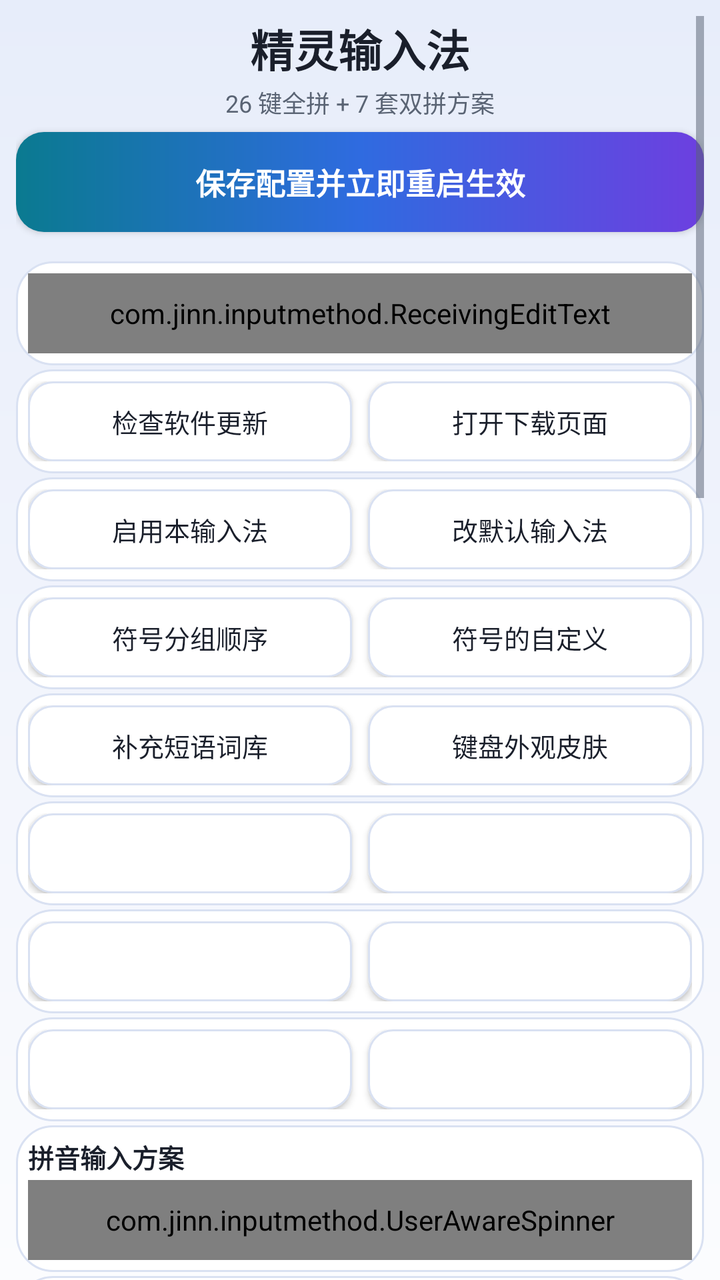
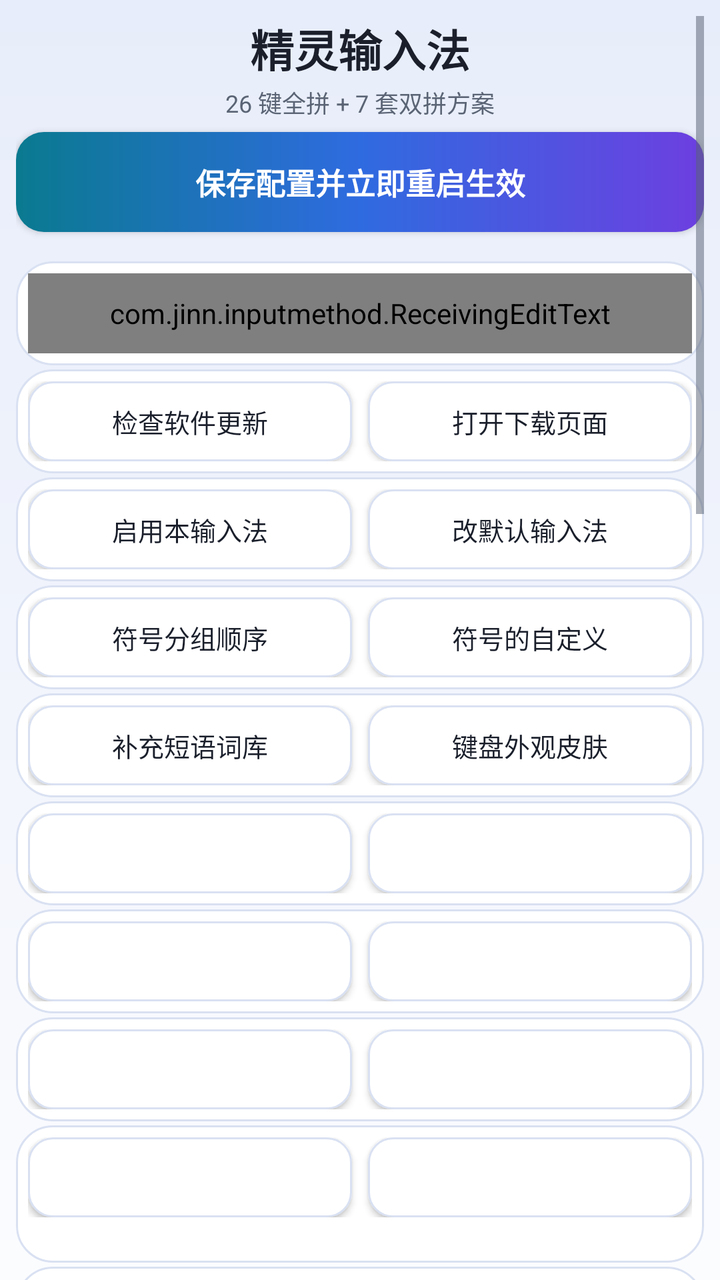

An Android layout rendered at two revisions. The XML below is the earlier revision; the diff shows what the commit changed to produce the second picture.
<!-- AndroidManifest.xml: application theme AppTheme -->
<!-- res/layout/activity_settings.xml -->
<?xml version="1.0" encoding="utf-8"?>
<ScrollView xmlns:android="http://schemas.android.com/apk/res/android"
    style="@style/PageRoot"
    xmlns:tools="http://schemas.android.com/tools"
    android:overScrollMode="never"
    tools:ignore="TooManyViews">

    <LinearLayout
        android:layout_width="match_parent"
        android:layout_height="wrap_content"
        android:orientation="vertical">

        
        <TextView
            style="@style/PageHeroTitle"
            android:text="@string/settings_title" />

        <TextView
            android:layout_width="match_parent"
            android:layout_height="wrap_content"
            android:layout_marginTop="2dp"
            android:layout_marginBottom="6dp"
            android:gravity="center"
            android:text="@string/settings_subtitle"
            android:textColor="@color/text_secondary"
            android:textSize="12sp" />

        
        <Button
            style="@style/SettingsButtonPrimary"
            android:id="@+id/btn_save"
            android:layout_marginBottom="0dp"
            android:text="@string/settings_save" />

        <TextView
            android:id="@+id/text_test"
            android:layout_width="match_parent"
            android:layout_height="wrap_content"
            android:layout_marginTop="-2dp"
            android:layout_marginBottom="0dp"
            android:gravity="center"
            android:textColor="@color/text_secondary"
            android:textSize="12sp" />

        
        <LinearLayout
            style="@style/SettingsCard">

            <com.jinn.inputmethod.ReceivingEditText
                style="@style/SettingsField"
                android:id="@+id/edit_ime_test"
                android:layout_width="match_parent"
                android:hint="@string/settings_ime_test_hint"
                android:importantForAutofill="no"
                android:imeOptions="actionDone"
                android:inputType="textMultiLine|textCapSentences"
                android:maxLines="3"/>
        </LinearLayout>

        
        <LinearLayout
            style="@style/SettingsCardRow">

            <Button
                style="@style/SettingsButton"
                android:id="@+id/btn_check_update"
                android:layout_width="0dp"
                android:layout_weight="1"
                android:minWidth="0dp"
                android:text="@string/settings_check_update" />

            <Button
                style="@style/SettingsButton"
                android:id="@+id/btn_update_download"
                android:layout_width="0dp"
                android:layout_marginStart="8dp"
                android:layout_weight="1"
                android:minWidth="0dp"
                android:text="@string/update_download_page" />
        </LinearLayout>

        
        <LinearLayout
            style="@style/SettingsCardRow">

            <Button
                style="@style/SettingsButton"
                android:id="@+id/btn_enable"
                android:layout_width="0dp"
                android:layout_weight="1"
                android:minWidth="0dp"
                android:text="@string/settings_enable_ime" />

            <Button
                style="@style/SettingsButton"
                android:id="@+id/btn_pick"
                android:layout_width="0dp"
                android:layout_marginStart="8dp"
                android:layout_weight="1"
                android:minWidth="0dp"
                android:text="@string/settings_pick_ime" />
        </LinearLayout>

        
        <LinearLayout
            style="@style/SettingsCardRow">

            <Button
                style="@style/SettingsButton"
                android:id="@+id/btn_symbol_order"
                android:layout_width="0dp"
                android:layout_weight="1"
                android:minWidth="0dp"
                android:text="@string/symbol_order_title" />

            <Button
                style="@style/SettingsButton"
                android:id="@+id/btn_edit_favorites"
                android:layout_width="0dp"
                android:layout_marginStart="8dp"
                android:layout_weight="1"
                android:minWidth="0dp"
                android:text="@string/favorite_entry_title" />
        </LinearLayout>

        
        <LinearLayout
            style="@style/SettingsCardRow">

            <Button
                style="@style/SettingsButton"
                android:id="@+id/btn_dict_expand"
                android:layout_width="0dp"
                android:layout_weight="1"
                android:minWidth="0dp"
                android:text="@string/dict_entry_button" />

            <Button
                style="@style/SettingsButton"
                android:id="@+id/btn_key_appearance"
                android:layout_width="0dp"
                android:layout_marginStart="8dp"
                android:layout_weight="1"
                android:minWidth="0dp"
                android:text="@string/key_appearance_entry" />
        </LinearLayout>

        
        <LinearLayout
            style="@style/SettingsCardRow">

            <Button
                style="@style/SettingsButton"
                android:id="@+id/btn_fuzzy_pinyin"
                android:layout_width="0dp"
                android:layout_weight="1"
                android:minWidth="0dp" />

            <Button
                style="@style/SettingsButton"
                android:id="@+id/btn_rare_chars"
                android:layout_width="0dp"
                android:layout_marginStart="8dp"
                android:layout_weight="1"
                android:minWidth="0dp" />
        </LinearLayout>

        
        <LinearLayout
            style="@style/SettingsCardRow">

            <Button
                style="@style/SettingsButton"
                android:id="@+id/btn_tap_sound"
                android:layout_width="0dp"
                android:layout_weight="1"
                android:minWidth="0dp" />

            <Button
                style="@style/SettingsButton"
                android:id="@+id/btn_clipboard_customize"
                android:layout_width="0dp"
                android:layout_marginStart="8dp"
                android:layout_weight="1"
                android:minWidth="0dp" />
        </LinearLayout>

        
        <LinearLayout
            style="@style/SettingsCardRow"
            android:baselineAligned="false">

            <Button
                style="@style/SettingsButton"
                android:id="@+id/btn_gallery_settings"
                android:layout_width="0dp"
                android:layout_weight="1"
                android:minWidth="0dp" />

            <Button
                style="@style/SettingsButton"
                android:id="@+id/btn_space_cursor"
                android:layout_width="0dp"
                android:layout_marginStart="8dp"
                android:layout_weight="1"
                android:minWidth="0dp" />
        </LinearLayout>

        
        <LinearLayout
            style="@style/SettingsCard">

            <LinearLayout
                android:layout_width="match_parent"
                android:layout_height="wrap_content"
                android:orientation="vertical">

                    <TextView
                        style="@style/SettingsFieldTitle"
                        android:text="@string/settings_shuangpin_scheme" />

                    <com.jinn.inputmethod.UserAwareSpinner
                        style="@style/SettingsField"
                        android:id="@+id/spinner_shuangpin"
                        android:layout_width="match_parent"
                        android:layout_marginTop="2dp"
                        android:spinnerMode="dropdown"/>

                    <TextView
                        style="@style/CardHint"
                        android:layout_width="match_parent"
                        android:layout_height="wrap_content"
                        android:layout_marginTop="2dp"
                        android:paddingStart="4dp"
                        android:paddingEnd="4dp"
                        android:visibility="gone"
                        android:text="@string/settings_shuangpin_scheme_desc"/>
            </LinearLayout>

        </LinearLayout>

        
        <LinearLayout
            style="@style/SettingsCardRow"
            android:baselineAligned="false">

            <LinearLayout
                android:layout_width="0dp"
                android:layout_height="wrap_content"
                android:layout_weight="1"
                android:orientation="vertical">

                <Switch
                    android:id="@+id/switch_user_learning"
                    android:layout_width="match_parent"
                    android:layout_height="wrap_content"
                    android:minHeight="40dp"
                    android:maxLines="2"
                    android:ellipsize="end"
                    android:text="@string/switch_user_learning"
                    android:textColor="@color/text_primary"
                    android:textSize="13sp" />

                <TextView
                    style="@style/CardHint"
                    android:layout_width="match_parent"
                    android:layout_height="wrap_content"
                    android:paddingStart="8dp"
                    android:paddingEnd="8dp"
                    android:text="@string/switch_user_learning_desc"/>
            </LinearLayout>

            <LinearLayout
                android:layout_width="0dp"
                android:layout_height="wrap_content"
                android:layout_marginStart="8dp"
                android:layout_weight="1"
                android:orientation="vertical">

                <Switch
                    android:id="@+id/switch_predict"
                    android:layout_width="match_parent"
                    android:layout_height="wrap_content"
                    android:minHeight="40dp"
                    android:maxLines="2"
                    android:ellipsize="end"
                    android:text="@string/switch_predict"
                    android:textColor="@color/text_primary"
                    android:textSize="13sp" />

                <TextView
                    style="@style/CardHint"
                    android:layout_width="match_parent"
                    android:layout_height="wrap_content"
                    android:paddingStart="8dp"
                    android:paddingEnd="8dp"
                    android:text="@string/switch_predict_desc"/>
            </LinearLayout>
        </LinearLayout>

        
        <Button
            style="@style/SettingsButton"
            android:id="@+id/btn_user_dict"
            android:layout_width="match_parent"
            android:layout_height="wrap_content"
            android:layout_marginTop="6dp"
            android:minWidth="0dp" />

        
        <LinearLayout
            style="@style/SettingsCardRow"
            android:baselineAligned="false">

            <LinearLayout
                android:layout_width="0dp"
                android:layout_height="wrap_content"
                android:layout_weight="1"
                android:orientation="vertical">

                <Switch
                    android:id="@+id/switch_auto_show_keyboard"
                    android:layout_width="match_parent"
                    android:layout_height="wrap_content"
                    android:minHeight="40dp"
                    android:maxLines="2"
                    android:ellipsize="end"
                    android:text="@string/switch_auto_show_keyboard"
                    android:textColor="@color/text_primary"
                    android:textSize="13sp" />

                <TextView
                    style="@style/CardHint"
                    android:layout_width="match_parent"
                    android:layout_height="wrap_content"
                    android:paddingStart="8dp"
                    android:paddingEnd="8dp"
                    android:text="@string/switch_auto_show_keyboard_desc"/>
            </LinearLayout>

            <LinearLayout
                android:layout_width="0dp"
                android:layout_height="wrap_content"
                android:layout_marginStart="8dp"
                android:layout_weight="1"
                android:orientation="vertical">

                <Switch
                    android:id="@+id/switch_use_traditional"
                    android:layout_width="match_parent"
                    android:layout_height="wrap_content"
                    android:minHeight="40dp"
                    android:maxLines="2"
                    android:ellipsize="end"
                    android:textColor="@color/text_primary"
                    android:textSize="13sp" />

                <TextView
                    style="@style/CardHint"
                    android:id="@+id/text_use_traditional_desc"
                    android:layout_width="match_parent"
                    android:layout_height="wrap_content"
                    android:paddingStart="8dp"
                    android:paddingEnd="8dp"/>
            </LinearLayout>
        </LinearLayout>

        
        <LinearLayout
            style="@style/SettingsCard">

            <LinearLayout
                android:layout_width="match_parent"
                android:layout_height="wrap_content"
                android:gravity="center_vertical"
                android:orientation="horizontal">

                <TextView
                    android:layout_width="0dp"
                    android:layout_height="wrap_content"
                    android:layout_weight="1"
                    android:text="@string/settings_voice_input"
                    android:textColor="@color/text_primary"
                    android:textSize="13sp" />

                <Switch
                    android:id="@+id/switch_voice_input"
                    android:layout_width="wrap_content"
                    android:layout_height="wrap_content"
                    android:minHeight="40dp" />
            </LinearLayout>

            <TextView
                style="@style/CardHint"
                android:layout_width="match_parent"
                android:layout_height="wrap_content"
                android:layout_marginTop="2dp"
                android:text="@string/settings_voice_input_desc"/>
        </LinearLayout>

        
        <LinearLayout
            style="@style/SettingsCard"
            android:id="@+id/card_mic_permission">

            <TextView
                android:id="@+id/text_mic_state"
                android:layout_width="match_parent"
                android:layout_height="wrap_content"
                android:layout_marginBottom="4dp"
                android:text="@string/settings_grant_mic"
                android:textColor="@color/text_secondary"
                android:textSize="12sp" />

            <Button
                style="@style/SettingsButton"
                android:id="@+id/btn_grant"
                android:layout_width="match_parent"
                android:text="@string/settings_grant_mic" />
        </LinearLayout>

        
        <LinearLayout
            style="@style/SettingsCard"
            android:id="@+id/card_voice_server">

            <LinearLayout
                android:layout_width="match_parent"
                android:layout_height="wrap_content"
                android:baselineAligned="false"
                android:orientation="horizontal">

                <LinearLayout
                    android:layout_width="0dp"
                    android:layout_height="wrap_content"
                    android:layout_weight="2"
                    android:orientation="vertical">

                    <TextView
                        style="@style/SettingsLabel"
                        android:text="@string/settings_host" />

                    <EditText
                        style="@style/SettingsField"
                        android:id="@+id/edit_host"
                        android:layout_width="match_parent"
                        android:hint="@string/settings_host"
                        android:importantForAutofill="no"
                        android:inputType="textUri"
                        android:singleLine="true"/>
                </LinearLayout>

                <LinearLayout
                    android:layout_width="0dp"
                    android:layout_height="wrap_content"
                    android:layout_marginStart="8dp"
                    android:layout_weight="1"
                    android:orientation="vertical">

                    <TextView
                        style="@style/SettingsLabel"
                        android:text="@string/settings_port" />

                    <EditText
                        style="@style/SettingsField"
                        android:id="@+id/edit_port"
                        android:layout_width="match_parent"
                        android:hint="@string/settings_port"
                        android:importantForAutofill="no"
                        android:inputType="number"
                        android:singleLine="true"/>
                </LinearLayout>

                <LinearLayout
                    android:layout_width="0dp"
                    android:layout_height="wrap_content"
                    android:layout_marginStart="8dp"
                    android:layout_weight="1"
                    android:gravity="center_vertical"
                    android:orientation="vertical">

                    <TextView
                        style="@style/SettingsLabel"
                        android:text="@string/settings_lock" />

                    <CheckBox
                        android:id="@+id/check_lock_server"
                        android:layout_width="match_parent"
                        android:layout_height="40dp"
                        android:gravity="center"
                        android:buttonTint="@color/accent"
                        android:text="@string/settings_lock_short"
                        android:textColor="@color/text_primary"
                        android:textSize="12sp" />
                </LinearLayout>
            </LinearLayout>

            
            <LinearLayout
                android:layout_width="match_parent"
                android:layout_height="wrap_content"
                android:layout_marginTop="4dp"
                android:gravity="center_vertical"
                android:orientation="horizontal">

                <LinearLayout
                    android:layout_width="0dp"
                    android:layout_height="wrap_content"
                    android:layout_weight="1"
                    android:orientation="vertical">

                    <TextView
                        style="@style/SettingsLabel"
                        android:text="@string/settings_language" />

                    <com.jinn.inputmethod.UserAwareSpinner
                        style="@style/SettingsField"
                        android:id="@+id/spinner_language"
                        android:layout_width="match_parent"
                        android:spinnerMode="dropdown"/>
                </LinearLayout>

                <Space
                    android:layout_width="8dp"
                    android:layout_height="1dp" />

                <LinearLayout
                    android:layout_width="0dp"
                    android:layout_height="wrap_content"
                    android:layout_weight="1"
                    android:orientation="vertical">

                    <TextView
                        style="@style/SettingsLabel"
                        android:text="@string/settings_default_mode" />

                    <com.jinn.inputmethod.UserAwareSpinner
                        style="@style/SettingsField"
                        android:id="@+id/spinner_default_mode"
                        android:layout_width="match_parent"
                        android:spinnerMode="dropdown"/>
                </LinearLayout>
            </LinearLayout>

            <TextView
                style="@style/SettingsLabel"
                android:layout_marginTop="4dp"
                android:text="@string/settings_prompt" />

            <EditText
                style="@style/SettingsFieldMultiline"
                android:id="@+id/edit_prompt"
                android:layout_width="match_parent"
                android:hint="@string/settings_prompt"
                android:importantForAutofill="no"
                android:inputType="textMultiLine"
                android:minHeight="64dp"/>

            
            <LinearLayout
                android:layout_width="match_parent"
                android:layout_height="wrap_content"
                android:layout_marginTop="2dp"
                android:orientation="horizontal">

                <CheckBox
                    android:id="@+id/check_strip"
                    android:layout_width="0dp"
                    android:layout_height="wrap_content"
                    android:layout_weight="1"
                    android:text="@string/settings_strip_punc"
                    android:textColor="@color/text_primary"
                    android:textSize="12sp" />

                <CheckBox
                    android:id="@+id/check_composing"
                    android:layout_width="0dp"
                    android:layout_height="wrap_content"
                    android:layout_weight="1"
                    android:text="@string/settings_composing"
                    android:textColor="@color/text_primary"
                    android:textSize="12sp" />
            </LinearLayout>
        </LinearLayout>

        
        <LinearLayout
            style="@style/SettingsCard">

            <Switch
                android:id="@+id/switch_translate"
                android:layout_width="match_parent"
                android:layout_height="wrap_content"
                android:ellipsize="end"
                android:maxLines="2"
                android:minHeight="40dp"
                android:textColor="@color/text_primary"
                android:textSize="13sp" />

            <TextView
                style="@style/CardHint"
                android:id="@+id/text_translate_state"
                android:layout_width="match_parent"
                android:layout_height="wrap_content"
                android:layout_marginTop="2dp"
                />

            <Button
                style="@style/SettingsButton"
                android:id="@+id/btn_translate_settings"
                android:layout_width="match_parent"
                android:layout_marginTop="4dp" />
        </LinearLayout>

        
        <LinearLayout
            style="@style/SettingsCard">

            <LinearLayout
                android:layout_width="match_parent"
                android:layout_height="wrap_content"
                android:orientation="horizontal">

                <Button
                    style="@style/SettingsButton"
                    android:id="@+id/btn_config_export"
                    android:layout_width="0dp"
                    android:layout_weight="1"
                    android:minWidth="0dp" />

                <Button
                    style="@style/SettingsButton"
                    android:id="@+id/btn_config_import"
                    android:layout_width="0dp"
                    android:layout_marginStart="8dp"
                    android:layout_weight="1"
                    android:minWidth="0dp" />
            </LinearLayout>

            <TextView
                style="@style/CardHint"
                android:id="@+id/text_config_hint"
                android:layout_width="match_parent"
                android:layout_height="wrap_content"
                android:layout_marginTop="2dp"
                />
        </LinearLayout>

        
        <LinearLayout
            style="@style/SettingsCard">

            <Button
                style="@style/SettingsButton"
                android:id="@+id/btn_export_diag"
                android:layout_width="match_parent"
                android:minWidth="0dp"
                android:text="@string/settings_export_diag" />

            <TextView
                style="@style/CardHint"
                android:id="@+id/text_diag_dir"
                android:layout_width="match_parent"
                android:layout_height="wrap_content"
                android:layout_marginTop="2dp"
                android:singleLine="true"
                android:ellipsize="middle"/>
        </LinearLayout>

        
        <LinearLayout
            style="@style/SettingsCard">

            <Button
                style="@style/SettingsButton"
                android:id="@+id/btn_storage_usage"
                android:layout_width="match_parent"
                android:minWidth="0dp" />

            <TextView
                style="@style/CardHint"
                android:id="@+id/text_storage_hint"
                android:layout_width="match_parent"
                android:layout_height="wrap_content"
                android:layout_marginTop="2dp" />
        </LinearLayout>

        
        <TextView
            android:layout_width="match_parent"
            android:layout_height="wrap_content"
            android:layout_marginTop="2dp"
            android:layout_marginBottom="6dp"
            android:gravity="center"
            android:text="@string/settings_usage"
            android:textColor="@color/text_secondary"
            android:textSize="12sp" />
    </LinearLayout>
</ScrollView>
<!-- resources referenced by this layout -->
<resources>
  <color name="accent">#2F6BE0</color>
  <color name="text_primary">#1A1F2B</color>
  <color name="text_secondary">#5A6474</color>
  <string name="dict_entry_button">补充短语词库</string>
  <string name="favorite_entry_title">符号的自定义</string>
  <string name="key_appearance_entry">键盘外观皮肤</string>
  <string name="settings_check_update">检查软件更新</string>
  <string name="settings_composing">语音文字实时回显</string>
  <string name="settings_default_mode">默认键盘样式</string>
  <string name="settings_enable_ime">启用本输入法</string>
  <string name="settings_export_diag">导出诊断数据</string>
  <string name="settings_grant_mic">授权麦克风</string>
  <string name="settings_host">NAS 地址</string>
  <string name="settings_ime_test_hint">点这里唤起键盘</string>
  <string name="settings_language">语言</string>
  <string name="settings_lock">固定</string>
  <string name="settings_lock_short">锁定</string>
  <string name="settings_pick_ime">改默认输入法</string>
  <string name="settings_port">端口</string>
  <string name="settings_prompt">提示词（人名 / 地名 / 术语，可留空）</string>
  <string name="settings_save">保存配置并立即重启生效</string>
  <string name="settings_shuangpin_scheme">拼音输入方案</string>
  <string name="settings_shuangpin_scheme_desc">双拼时键面显示韵母</string>
  <string name="settings_strip_punc">去句尾标点</string>
  <string name="settings_subtitle">26 键全拼 + 7 套双拼方案</string>
  <string name="settings_title">精灵输入法</string>
  <string name="settings_usage">拼音键盘：26 键全拼 / 双拼（7 套方案），空格选词。\n长串拼音打错了：点候选栏右侧的 ✕ 可整串清掉\n「删除键」双击再长按，清空整个输入框。\n拼音键盘按下的字母，按回车直接输出英文。\n启用语音输入之后,长按空格键即可进入语音功能页面\n作者 https://github.com/yezijinn</string>
  <string name="settings_voice_input">语音输入转文字,要自建服务器</string>
  <string name="settings_voice_input_desc">关闭时语音完全停用（不占用内存、长按空格无效）</string>
  <string name="switch_auto_show_keyboard">自动唤起键盘</string>
  <string name="switch_auto_show_keyboard_desc">关闭后不再弹出键盘</string>
  <string name="switch_predict">追加候选词语</string>
  <string name="switch_predict_desc">额外显示后续的词</string>
  <string name="switch_user_learning">用户词频学习</string>
  <string name="switch_user_learning_desc">记住常选的词，下次放前排</string>
  <string name="symbol_order_title">符号分组顺序</string>
  <string name="update_download_page">打开下载页面</string>
  <style name="CardHint">
          <item name="android:layout_width">match_parent</item>
          <item name="android:layout_height">wrap_content</item>
          <item name="android:textColor">@color/text_secondary</item>
          <item name="android:textSize">11sp</item>
      </style>
  <style name="SettingsCardRow" parent="SettingsCard">
          <item name="android:orientation">horizontal</item>
          <item name="android:padding">6dp</item>
      </style>
  <style name="SettingsFieldMultiline" parent="SettingsField">
          <item name="android:layout_height">wrap_content</item>
          <item name="android:gravity">top|start</item>
          <item name="android:minLines">2</item>
          <item name="android:padding">12dp</item>
      </style>
  <style name="SettingsFieldTitle">
          <item name="android:layout_width">match_parent</item>
          <item name="android:layout_height">wrap_content</item>
          <item name="android:textColor">@color/text_primary</item>
          <item name="android:textSize">13sp</item>
          <item name="android:textStyle">bold</item>
      </style>
  <color name="text_on_accent">#FFFFFF</color>
  <color name="app_bg">#F5F7FB</color>
  <color name="nav_bar">#1A1F2B</color>
  <color name="aurora_bg_top">#E7EDFA</color>
  <color name="aurora_bg_mid">#F1F4FC</color>
  <color name="aurora_bg_bottom">#FBFCFE</color>
  <color name="ripple_on_surface">#1A000000</color>
  <color name="btn_secondary_bg">#FFFFFF</color>
  <color name="card_stroke">#D9E1F2</color>
  <color name="ripple_on_accent">#33FFFFFF</color>
  <color name="aurora_cyan">#0A7A90</color>
  <color name="aurora_blue">#2F6BE0</color>
  <color name="aurora_purple">#6D3FE0</color>
  <color name="card_bg">#FFFFFF</color>
  <color name="field_bg">#F1F4FC</color>
  <!-- unchanged entries left out for length: 14 -->
</resources>

<!-- the commit's change to res/layout/activity_settings.xml (unified diff, before → after) -->
@@ -208,6 +208,41 @@
 
         
         <LinearLayout
+            style="@style/SettingsCard"
+            android:orientation="vertical">
+
+            <LinearLayout
+                android:layout_width="match_parent"
+                android:layout_height="wrap_content"
+                android:baselineAligned="false"
+                android:orientation="horizontal">
+
+                <Button
+                    style="@style/SettingsButton"
+                    android:id="@+id/btn_user_dict"
+                    android:layout_width="0dp"
+                    android:layout_weight="1"
+                    android:minWidth="0dp" />
+
+                <Button
+                    style="@style/SettingsButton"
+                    android:id="@+id/btn_storage_usage"
+                    android:layout_width="0dp"
+                    android:layout_marginStart="8dp"
+                    android:layout_weight="1"
+                    android:minWidth="0dp" />
+            </LinearLayout>
+
+            <TextView
+                style="@style/CardHint"
+                android:id="@+id/text_storage_hint"
+                android:layout_width="match_parent"
+                android:layout_height="wrap_content"
+                android:layout_marginTop="2dp" />
+        </LinearLayout>
+
+        
+        <LinearLayout
             style="@style/SettingsCard">
 
             <LinearLayout
@@ -297,15 +332,6 @@
                     android:text="@string/switch_predict_desc"/>
             </LinearLayout>
         </LinearLayout>
-
-        
-        <Button
-            style="@style/SettingsButton"
-            android:id="@+id/btn_user_dict"
-            android:layout_width="match_parent"
-            android:layout_height="wrap_content"
-            android:layout_marginTop="6dp"
-            android:minWidth="0dp" />
 
         
         <LinearLayout
@@ -668,22 +694,6 @@
         </LinearLayout>
 
         
-        <LinearLayout
-            style="@style/SettingsCard">
-
-            <Button
-                style="@style/SettingsButton"
-                android:id="@+id/btn_storage_usage"
-                android:layout_width="match_parent"
-                android:minWidth="0dp" />
-
-            <TextView
-                style="@style/CardHint"
-                android:id="@+id/text_storage_hint"
-                android:layout_width="match_parent"
-                android:layout_height="wrap_content"
-                android:layout_marginTop="2dp" />
-        </LinearLayout>
 
         
         <TextView
